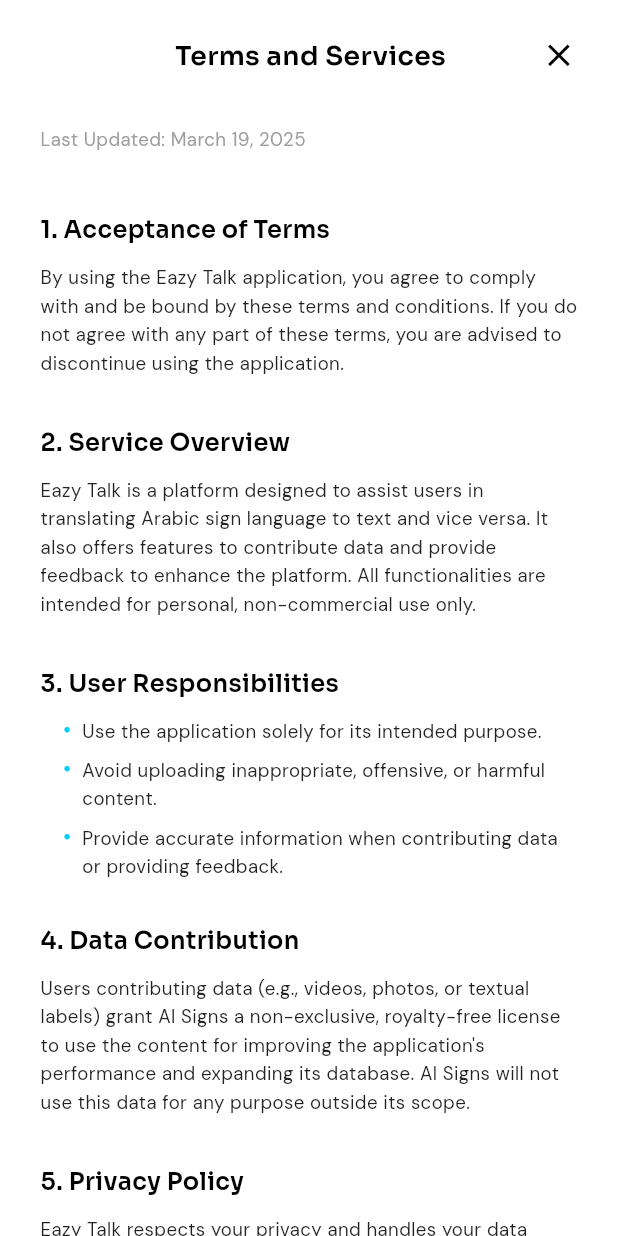
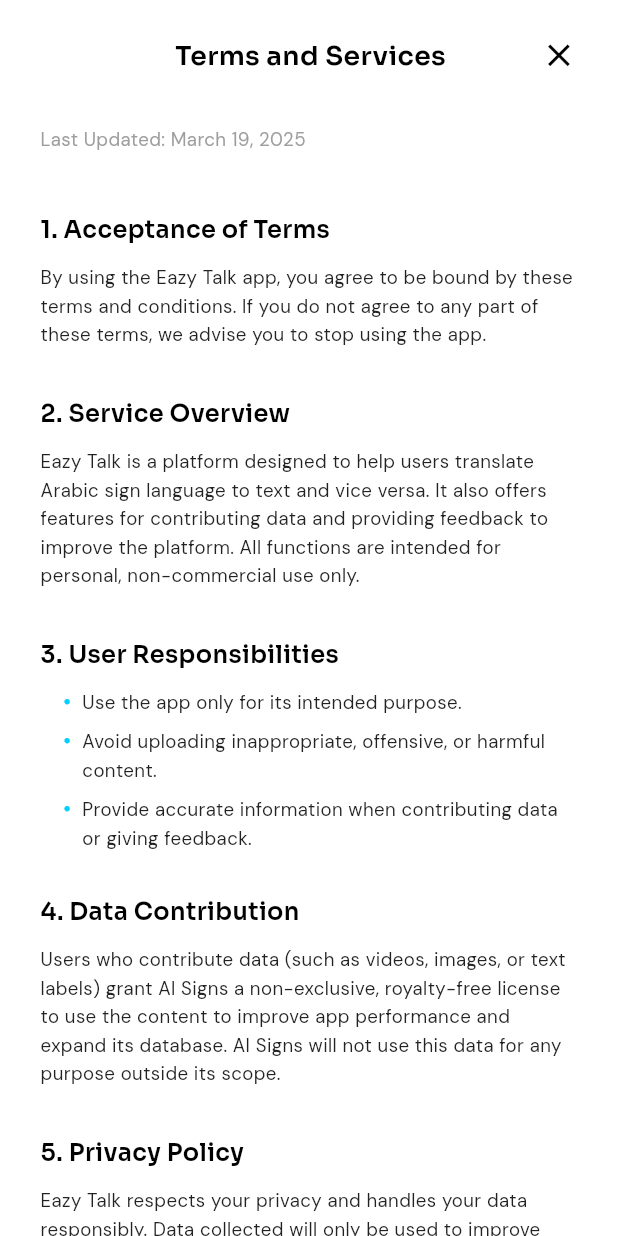
Before and after one commit to Mohammed-Kanbari/EazyTalk, a Flutter app: the TermsAndServicesPage screen opened directly, on a phone screen of 412 x 824 dp. Run offline on Flutter 3.47's test engine with Material 3 defaults, Android fonts, the phone set to English and light mode, and no system bars; our stand-ins replace cached_network_image, cloud_firestore, connectivity_plus, device_info_plus, firebase_auth, firebase_core and 9 more; missing offline and left inert: agora_rtc_engine; accounts and stored records are empty.

Commit message:
finishing arabic language

```diff
--- a/lib/Screens/secondary_screens/profile_pages/help_us.dart
+++ b/lib/Screens/secondary_screens/profile_pages/help_us.dart
@@ -37,18 +37,21 @@ class _HelpUsPageState extends State<HelpUsPage> {
   double _uploadProgress = 0.0;
 
   // Available categories for signs
-  final List<String> _categories = [
-    'Alphabet',
-    'Numbers',
-    'Common Phrases',
-    'Greetings',
-    'Family',
-    'Colors',
-    'Time',
-    'Food',
-    'Weather',
-    'Other'
-  ];
+  List<String> get _categories {
+    final l10n = AppLocalizations.of(context);
+    return [
+      l10n.translate('alphabet'),
+      l10n.translate('numbers'),
+      l10n.translate('common_phrases'),
+      l10n.translate('greetings'),
+      l10n.translate('family'),
+      l10n.translate('colors'),
+      l10n.translate('time'),
+      l10n.translate('food'),
+      l10n.translate('weather'),
+      l10n.translate('other'),
+    ];
+  }
 
   // Services
   final MediaPickerService _mediaPickerService = MediaPickerService();
--- a/lib/Screens/secondary_screens/profile_pages/terms_and_services.dart
+++ b/lib/Screens/secondary_screens/profile_pages/terms_and_services.dart
@@ -1,3 +1,4 @@
+import 'package:eazytalk/l10n/app_localizations.dart';
 import 'package:flutter/material.dart';
 import 'package:flutter_screenutil/flutter_screenutil.dart';
 import 'package:eazytalk/core/theme/app_colors.dart';
@@ -11,6 +12,7 @@ class TermsAndServicesPage extends StatelessWidget {
     final textColor = AppColors.getTextPrimaryColor(context);
     final subtitleColor = isDarkMode ? Colors.grey[400] : Colors.grey;
     final contentColor = isDarkMode ? Colors.grey[300] : Colors.black87;
+    final localizations = AppLocalizations.of(context);
 
     return Scaffold(
       backgroundColor: AppColors.getBackgroundColor(context),
@@ -25,7 +27,7 @@ class TermsAndServicesPage extends StatelessWidget {
                 children: [
                   Container(width: 28.w, height: 28.h), // Placeholder for alignment
                   Text(
-                    'Terms and Services',
+                    localizations.translate('terms_services'),
                     style: TextStyle(
                       fontFamily: 'Sora',
                       fontSize: 20.sp,
@@ -53,7 +55,7 @@ class TermsAndServicesPage extends StatelessWidget {
                     children: [
                       // Last Updated Date
                       Text(
-                        'Last Updated: March 19, 2025',
+                        localizations.translate('last_updated'),
                         style: TextStyle(
                           fontFamily: 'DM Sans',
                           fontSize: 14.sp,
@@ -63,61 +65,61 @@ class TermsAndServicesPage extends StatelessWidget {
                       ),
                       SizedBox(height: 20.h),
 
-                      // Introduction
-                      _buildSectionTitle(context, '1. Acceptance of Terms'),
+                      // Acceptance of Terms
+                      _buildSectionTitle(context, localizations.translate('acceptance_terms')),
                       _buildParagraph(
                         context,
-                        'By using the Eazy Talk application, you agree to comply with and be bound by these terms and conditions. If you do not agree with any part of these terms, you are advised to discontinue using the application.'
+                        localizations.translate('acceptance_desc')
                       ),
 
-                      // User Accounts
-                      _buildSectionTitle(context, '2. Service Overview'),
+                      // Service Overview
+                      _buildSectionTitle(context, localizations.translate('service_overview')),
                       _buildParagraph(
                         context,
-                        'Eazy Talk is a platform designed to assist users in translating Arabic sign language to text and vice versa. It also offers features to contribute data and provide feedback to enhance the platform. All functionalities are intended for personal, non-commercial use only.'
+                        localizations.translate('service_desc')
                       ),
 
-                      // Privacy Policy
-                      _buildSectionTitle(context, '3. User Responsibilities'),
-                      _buildListItem(context, 'Use the application solely for its intended purpose.'),
-                      _buildListItem(context, 'Avoid uploading inappropriate, offensive, or harmful content.'),
-                      _buildListItem(context, 'Provide accurate information when contributing data or providing feedback.'),
+                      // User Responsibilities
+                      _buildSectionTitle(context, localizations.translate('user_responsibilities')),
+                      _buildListItem(context, localizations.translate('use_only')),
+                      _buildListItem(context, localizations.translate('avoid_upload')),
+                      _buildListItem(context, localizations.translate('provide_accurate')),
 
-                      // User Content
-                      _buildSectionTitle(context, '4. Data Contribution'),
+                      // Data Contribution
+                      _buildSectionTitle(context, localizations.translate('data_contribution')),
                       _buildParagraph(
                         context,
-                        "Users contributing data (e.g., videos, photos, or textual labels) grant AI Signs a non-exclusive, royalty-free license to use the content for improving the application's performance and expanding its database. AI Signs will not use this data for any purpose outside its scope."
+                        localizations.translate('data_desc')
                       ),
 
 
-                      // Prohibited Activities
-                      _buildSectionTitle(context, '5. Privacy Policy'),
+                      // Privacy Policy
+                      _buildSectionTitle(context, localizations.translate('privacy_policy')),
                       _buildParagraph(
                         context,
-                        'Eazy Talk respects your privacy and handles your data responsibly. Collected data will only be used to enhance application functionality and will not be shared with third parties without your consent. For more details, refer to our Privacy Policy.'
+                       localizations.translate('privacy_desc')
                       ),
 
                       // Limitation of Liability
-                      _buildSectionTitle(context, '6. Limitation of Liability'),
+                      _buildSectionTitle(context, localizations.translate('limitation_liability')),
                       _buildParagraph(
                         context,
-                        "Eazy Talk is provided on an 'as-is' basis. While we strive to ensure accurate translations and smooth functionality, we do not guarantee the application's performance at all times. AI Signs will not be liable for any damages or losses resulting from the use or inability to use the application."
+                        localizations.translate('liability_desc')
                       ),
 
-                      // Termination
-                      _buildSectionTitle(context, '7. Updates and Changes'),
+                      // Updates and Changes
+                      _buildSectionTitle(context, localizations.translate('updates_changes')),
                       _buildParagraph(
                         context,
-                        "Eazy Talk reserves the right to modify these terms and the application's features at any time. Users will be notified of significant changes through the application or other communication channels."
+                        localizations.translate('updates_desc')
                       ),
 
 
                       // Contact Information
-                      _buildSectionTitle(context, '8. Contact Information'),
+                      _buildSectionTitle(context, localizations.translate('contact_info')),
                       _buildParagraph(
                         context,
-                        'If you have any questions, concerns, or feedback regarding these terms or the application, please reach out to us at: \nEmail: Ammaralhawamdeh@gmail.com \nPhone: 0567132854'
+                        localizations.translate('contact_desc')
                       ),
 
                       SizedBox(height: 20.h),
--- a/lib/services/media/media_picker_service.dart
+++ b/lib/services/media/media_picker_service.dart
@@ -1,3 +1,4 @@
+import 'package:eazytalk/l10n/app_localizations.dart';
 import 'package:flutter/material.dart';
 import 'package:image_picker/image_picker.dart';
 import 'dart:io';
@@ -26,7 +27,7 @@ class MediaPickerService {
             mainAxisSize: MainAxisSize.min,
             children: [
               Text(
-                'Add a Sign',
+                AppLocalizations.of(context).translate('add_sign'),
                 style: TextStyle(
                   fontFamily: 'Sora',
                   fontSize: 18.sp,
@@ -41,7 +42,7 @@ class MediaPickerService {
                 children: [
                   MediaPickerOption(
                     icon: Icons.camera_alt,
-                    title: 'Take Photo',
+                    title: AppLocalizations.of(context).translate('take_photo'),
                     onTap: () {
                       Navigator.pop(context);
                       _pickImage(
@@ -52,7 +53,7 @@ class MediaPickerService {
                   ),
                   MediaPickerOption(
                     icon: Icons.videocam,
-                    title: 'Record Video',
+                    title: AppLocalizations.of(context).translate('record_video_help_us'),
                     onTap: () {
                       Navigator.pop(context);
                       _pickVideo(
@@ -72,7 +73,7 @@ class MediaPickerService {
                 children: [
                   MediaPickerOption(
                     icon: Icons.photo_library,
-                    title: 'Gallery Photo',
+                    title: AppLocalizations.of(context).translate('gallery_photo'),
                     onTap: () {
                       Navigator.pop(context);
                       _pickImage(
@@ -83,7 +84,7 @@ class MediaPickerService {
                   ),
                   MediaPickerOption(
                     icon: Icons.video_library,
-                    title: 'Gallery Video',
+                    title: AppLocalizations.of(context).translate('gallery_video'),
                     onTap: () {
                       Navigator.pop(context);
                       _pickVideo(
--- a/lib/widgets/chat/conversation_item.dart
+++ b/lib/widgets/chat/conversation_item.dart
@@ -1,3 +1,4 @@
+import 'package:eazytalk/l10n/app_localizations.dart';
 import 'package:flutter/material.dart';
 import 'package:flutter_screenutil/flutter_screenutil.dart';
 import 'package:eazytalk/core/theme/app_colors.dart';
@@ -119,7 +120,7 @@ class ConversationItem extends StatelessWidget {
                       Expanded(
                         child: Text(
                           lastMessage.isEmpty
-                              ? 'Start a conversation'
+                              ? AppLocalizations.of(context).translate('start_conversation')
                               : lastMessage,
                           style: TextStyle(
                             fontFamily: 'DM Sans',
```
Also changed, not shown: assets/l10n/ar.json (+44 -3 lines), assets/l10n/en.json (+22 -8 lines).
